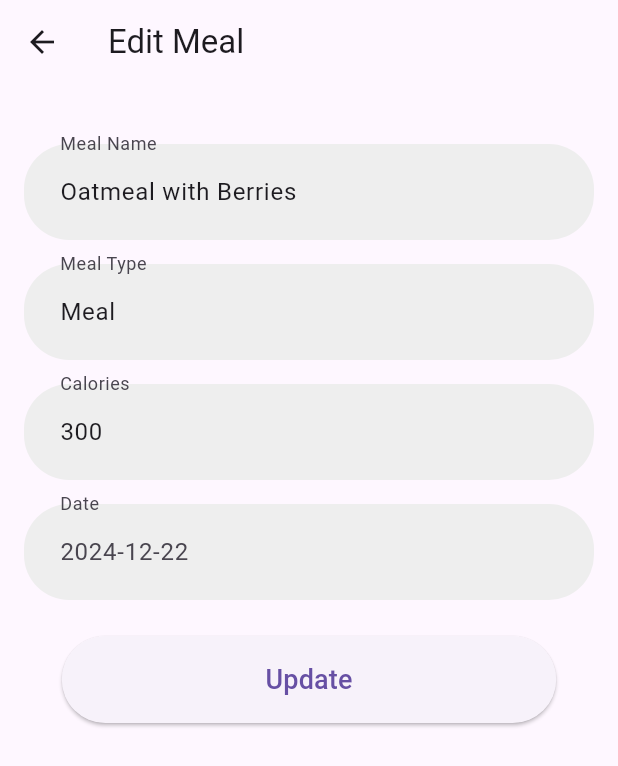
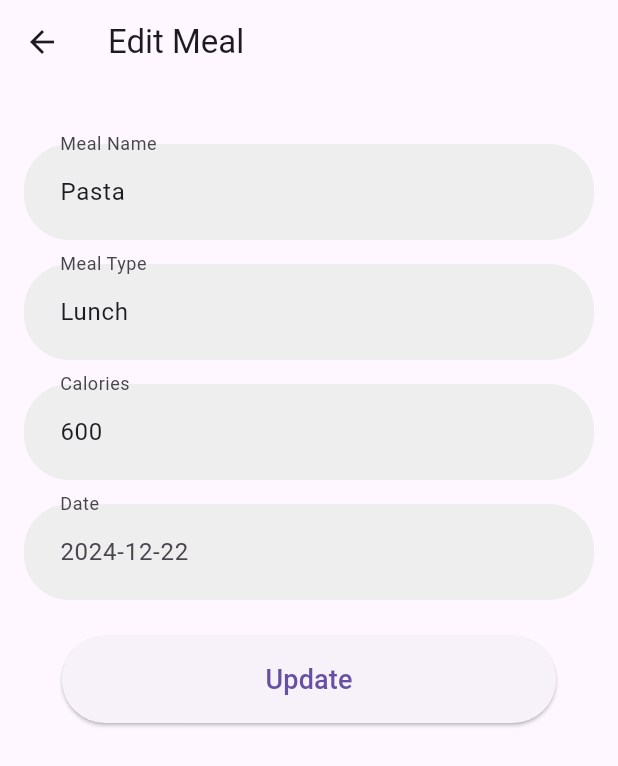
Before and after one commit to manearobert3/mobile_flutter_app, a Flutter app: the screen it shows after launch, after a tap on "✏️", on a phone screen of 412 x 824 dp. Shown: the top 766 px of the screen. Run offline on Flutter 3.47's test engine with Material 3 defaults, Android fonts, the phone set to English and light mode, and no system bars; our stand-ins replace sqflite; accounts and stored records are empty.

Commit message:
lab with local DB

```diff
--- a/non_native_app/lib/models/meal.dart
+++ b/non_native_app/lib/models/meal.dart
@@ -1,22 +1,47 @@
 class Meal {
 
-  static int global_meal_id = 0;
-
-  int id;
+  int? id;
   String name;
   String type;
   int calories;
   DateTime time;
 
   Meal({
+    this.id,
     required this.name,
     required this.type,
     required this.calories,
     required this.time,
-  }): id = _generateId() ;
+  });
 
-  static int _generateId(){
-    global_meal_id += 1;
-    return global_meal_id;
+  factory Meal.fromJson(Map<String,dynamic> json) => Meal(
+    id: json['id'],
+    name: json['name'],
+    type: json['type'],
+    calories: json['calories'],
+    time: DateTime.parse(json['time']),
+  );
+
+  Map<String,dynamic> toJson() =>{
+    if (id != null) 'id': id,
+    'name': name,
+    'type' : type,
+    'calories': calories,
+    'time': time.toIso8601String(),
+  };
+  Meal copyWith({
+    int? id,
+    String? name,
+    String? type,
+    int? calories,
+    DateTime? time,
+  }) {
+    return Meal(
+      id: id ?? this.id,
+      name: name ?? this.name,
+      type: type ?? this.type,
+      calories: calories ?? this.calories,
+      time: time ?? this.time,
+    );
   }
 }
--- a/non_native_app/lib/providers/meal_provider.dart
+++ b/non_native_app/lib/providers/meal_provider.dart
@@ -4,22 +4,48 @@ import '../repositories/meal_repository.dart';
 
 class MealProvider extends ChangeNotifier {
   final MealRepository _mealRepository = MealRepository();
+  List<Meal> _meals = [];
 
-  List<Meal> get meals => _mealRepository.getMeals();
-
-  void addMeal(Meal meal) {
-    _mealRepository.addMeal(meal);
-    notifyListeners();
+  Future<List<Meal>?> get meals async {
+    if (_meals.isEmpty) {
+      _meals = await _mealRepository.getMeals();
+    }
+    return _meals;
   }
 
-  void updateMeal(int id, Meal meal) {
-
-    _mealRepository.updateMeal(id, meal);
-    notifyListeners();
+  Future<void> addMeal(Meal meal) async {
+    try {
+      final id = await _mealRepository.addMeal(meal);
+      _meals.add(meal.copyWith(id: id));
+      notifyListeners();
+    }
+    catch (e) {
+      throw Exception('Failed to add meal. Please try again.');
+    }
   }
 
-  void deleteMeal(int id) {
-    _mealRepository.deleteMeal(id);
-    notifyListeners();
+  Future<void> updateMeal(int id, Meal meal) async {
+    try {
+      await _mealRepository.updateMeal(id, meal);
+      final index = _meals.indexWhere((m) => m.id == id);
+      if (index != -1) {
+        _meals[index] = meal;
+        notifyListeners();
+      }
+    }
+    catch (e) {
+      throw Exception('Failed to update meal. Please try again.');
+    }
+  }
+
+  Future<void> deleteMeal(int id) async {
+    try {
+      await _mealRepository.deleteMeal(id);
+      _meals.removeWhere((m) => m.id == id);
+      notifyListeners();
+    }
+    catch (e) {
+      throw Exception('Failed to delete meal. Please try again.');
+    }
   }
 }
--- a/non_native_app/lib/repositories/meal_repository.dart
+++ b/non_native_app/lib/repositories/meal_repository.dart
@@ -1,61 +1,40 @@
 import '../models/meal.dart';
+import '../services/database_helper.dart';
 
 class MealRepository {
-  final List<Meal> _meals = [
-    Meal(
-      name: 'Oatmeal with Berries',
-      type: 'Meal',
-      calories: 300,
-      time: DateTime.now().subtract(Duration(hours: 5)),
-    ),
-    Meal(
-      name: 'Greek Yogurt',
-      type: 'Snack',
-      calories: 150,
-      time: DateTime.now().subtract(Duration(hours: 4)),
-    ),
-    Meal(
-      name: 'Quinoa Salad',
-      type: 'Meal',
-      calories: 350,
-      time: DateTime.now().subtract(Duration(hours: 2)),
-    ),
-    Meal(
-      name: 'Almonds',
-      type: 'Snack',
-      calories: 170,
-      time: DateTime.now().subtract(Duration(hours: 1)),
-    ),
-    Meal(
-      name: 'Grilled Chicken and Veggies',
-      type: 'Meal',
-      calories: 450,
-      time: DateTime.now(),
-    ),
-    Meal(
-      name: 'Protein Shake',
-      type: 'Snack',
-      calories: 200,
-      time: DateTime.now().add(Duration(hours: 1)),
-    ),
-  ];
-
-  List<Meal> getMeals() {
-    return _meals;
-  }
-
-  void addMeal(Meal meal) {
-    _meals.add(meal);
-  }
-
-  void updateMeal(int id, Meal updatedMeal) {
-    final index = _meals.indexWhere((meal) => meal.id == id);
-    if (index != -1) {
-      _meals[index] = updatedMeal;
+  Future<List<Meal>> getMeals() async {
+    try {
+      return await DatabaseHelper.getAllMeal() ?? [];
+    } catch (e) {
+      print('Repository Error (getMeals): $e');
+      throw Exception('Unable to load meals.');
     }
   }
 
-  void deleteMeal(int id) {
-    _meals.removeWhere((meal) => meal.id == id);
+  Future<int> addMeal(Meal meal) async {
+    try {
+      return await DatabaseHelper.addMeal(meal);
+    } catch (e) {
+      print('Repository Error (addMeal): $e');
+      throw Exception('Failed to add meal.');
+    }
+  }
+
+  Future<void> updateMeal(int id, Meal meal) async {
+    try {
+      await DatabaseHelper.updateMeal(meal, id);
+    } catch (e) {
+      print('Repository Error (updateMeal): $e');
+      throw Exception('Failed to update meal.');
+    }
+  }
+
+  Future<void> deleteMeal(int id) async {
+    try {
+      await DatabaseHelper.deleteMeal(id);
+    } catch (e) {
+      print('Repository Error (deleteMeal): $e');
+      throw Exception('Failed to delete meal.');
+    }
   }
 }
--- a/non_native_app/lib/screens/home_screen.dart
+++ b/non_native_app/lib/screens/home_screen.dart
@@ -6,7 +6,7 @@ class HomeScreen extends StatelessWidget {
   @override
   Widget build(BuildContext context) {
     return Scaffold(
-      drawer: Drawer(), // Optional: Add a drawer if needed
+      drawer: Drawer(),
       appBar: AppBar(
         title: Text('Meals'),
         actions: [
--- /dev/null
+++ b/non_native_app/lib/services/database_helper.dart
@@ -0,0 +1,99 @@
+import 'package:sqflite/sqflite.dart';
+import 'package:path/path.dart';
+
+import '../models/meal.dart';
+
+class DatabaseHelper {
+  static const int _version = 3;
+  static const String _dbName = "Meals.db";
+
+  static Future<Database> _getDB() async {
+    return openDatabase(
+      join(await getDatabasesPath(), _dbName),
+      version: _version,
+      onCreate: (db, version) async {
+        await db.execute(
+            "CREATE TABLE Meal(id INTEGER PRIMARY KEY AUTOINCREMENT, name TEXT NOT NULL, type TEXT NOT NULL, calories INTEGER, time TEXT NOT NULL)");
+
+        await db.insert("Meal", {
+          'name': 'Pasta',
+          'type': 'Lunch',
+          'calories': 600,
+          'time': DateTime.now().toIso8601String(),
+        });
+        await db.insert("Meal", {
+          'name': 'Salad',
+          'type': 'Dinner',
+          'calories': 300,
+          'time': DateTime.now().toIso8601String(),
+        });
+        await db.insert("Meal", {
+          'name': 'Smoothie',
+          'type': 'Breakfast',
+          'calories': 200,
+          'time': DateTime.now().toIso8601String(),
+        });
+      },
+      onUpgrade: (db, oldVersion, newVersion) async {
+        if (oldVersion < newVersion) {
+          // Add mock data during an upgrade
+          await db.insert("Meal", {
+            'name': 'Pasta',
+            'type': 'Lunch',
+            'calories': 600,
+            'time': DateTime.now().toIso8601String(),
+          });
+          await db.insert("Meal", {
+            'name': 'Salad',
+            'type': 'Dinner',
+            'calories': 300,
+            'time': DateTime.now().toIso8601String(),
+          });
+        }
+      },
+    );
+  }
+
+  static Future<int> addMeal(Meal meal) async {
+    try {
+      final db = await _getDB();
+      return await db.insert(
+        "Meal",
+        meal.toJson(),
+        conflictAlgorithm: ConflictAlgorithm.replace,
+      );
+    } catch (e) {
+      print('Database Error (addMeal): $e');
+      throw Exception('Failed to add meal.');
+    }
+  }
+
+  static Future<int> updateMeal(Meal meal, int id) async {
+    final db = await _getDB();
+    return await db.update("Meal", meal.toJson(),
+        where: 'id = ?',
+        whereArgs: [id],
+        conflictAlgorithm: ConflictAlgorithm.replace);
+  }
+
+  static Future<int> deleteMeal(int id) async {
+    final db = await _getDB();
+    return await db.delete(
+      "Meal",
+      where: 'id = ?',
+      whereArgs: [id],
+    );
+  }
+
+  static Future<List<Meal>?> getAllMeal() async {
+    try {
+      final db = await _getDB();
+      final meals = await db.query("Meal");
+      if (meals.isEmpty) return null;
+      return List.generate(meals.length, (index) => Meal.fromJson(meals[index]));
+    } catch (e) {
+      print('Database Error (getAllMeal): $e');
+      throw Exception('Failed to retrieve meals.');
+    }
+  }
+}
--- a/non_native_app/lib/widgets/meal_list.dart
+++ b/non_native_app/lib/widgets/meal_list.dart
@@ -1,25 +1,32 @@
 import 'package:flutter/material.dart';
 import 'package:provider/provider.dart';
+import '../models/meal.dart';
 import '../providers/meal_provider.dart';
 import 'meal_list_item.dart';
 
 class MealList extends StatelessWidget {
   @override
   Widget build(BuildContext context) {
-    return Consumer<MealProvider>(
-      builder: (context, mealProvider, child) {
-        final meals = mealProvider.meals;
-        if (meals.isEmpty) {
-          return Center(
-            child: Text('No meals added yet!'),
-          );
+    return FutureBuilder<List<Meal>?>(
+      future: Provider.of<MealProvider>(context).meals,
+      builder:(context,snapshot){
+        if (snapshot.connectionState == ConnectionState.waiting) {
+          return Center(child: CircularProgressIndicator());
         }
+        else if (snapshot.hasError){
+          return Center(child: Text('Error: ${snapshot.error}'));
+        }
+        else if (!snapshot.hasData || snapshot.data!.isEmpty) {
+          return Center(child: Text('No meals added yet!'));
+        }
+
+        final meals = snapshot.data!;
         return ListView.builder(
           itemCount: meals.length,
-          itemBuilder: (context, index) {
+          itemBuilder: (context, index){
             final meal = meals[index];
             return MealListItem(meal: meal);
-          },
+        },
         );
       },
     );
--- a/non_native_app/pubspec.yaml
+++ b/non_native_app/pubspec.yaml
@@ -37,6 +37,7 @@ dependencies:
   cupertino_icons: ^1.0.8
   provider: ^6.1.2
   intl: ^0.20.1
+  sqflite: ^2.4.1
 
 dev_dependencies:
   flutter_test:
```
Also changed, not shown: non_native_app/lib/screens/create_meal_screen.dart (+11 -1 lines), non_native_app/lib/screens/edit_meal_screen.dart (+18 -5 lines), non_native_app/lib/widgets/meal_list_item.dart (+13 -3 lines), non_native_app/pubspec.lock, 4 other files.
